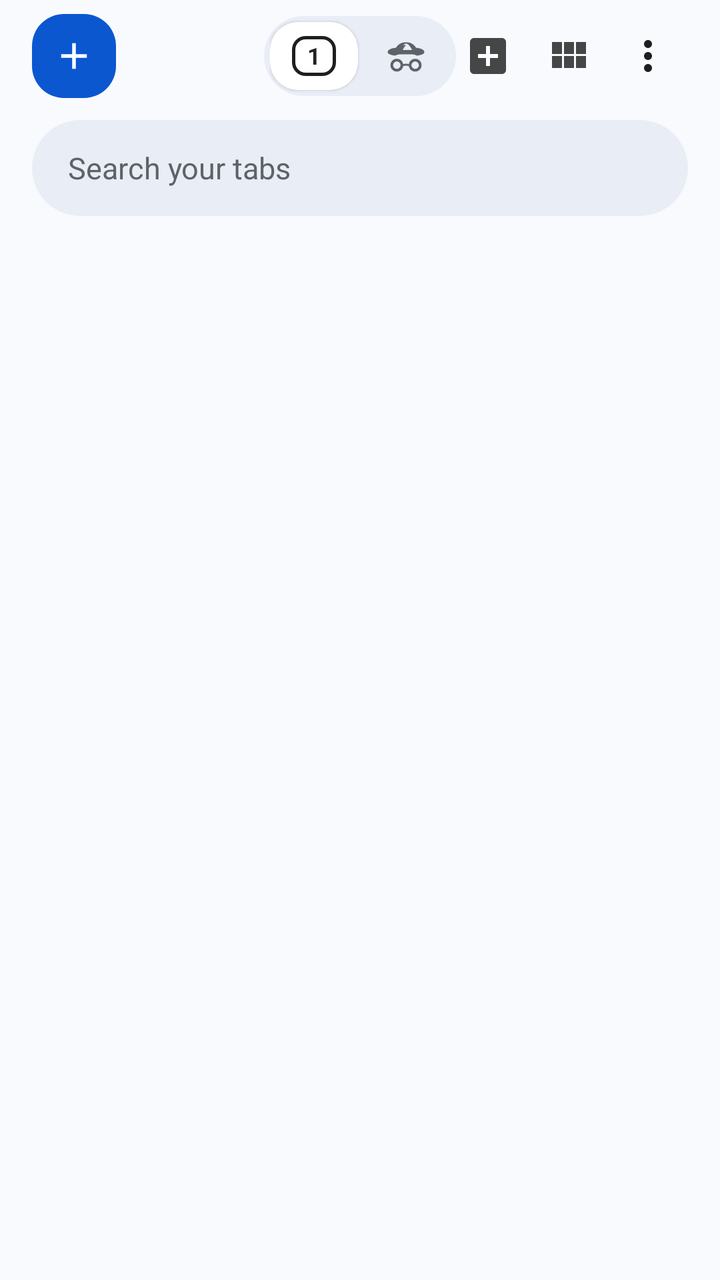
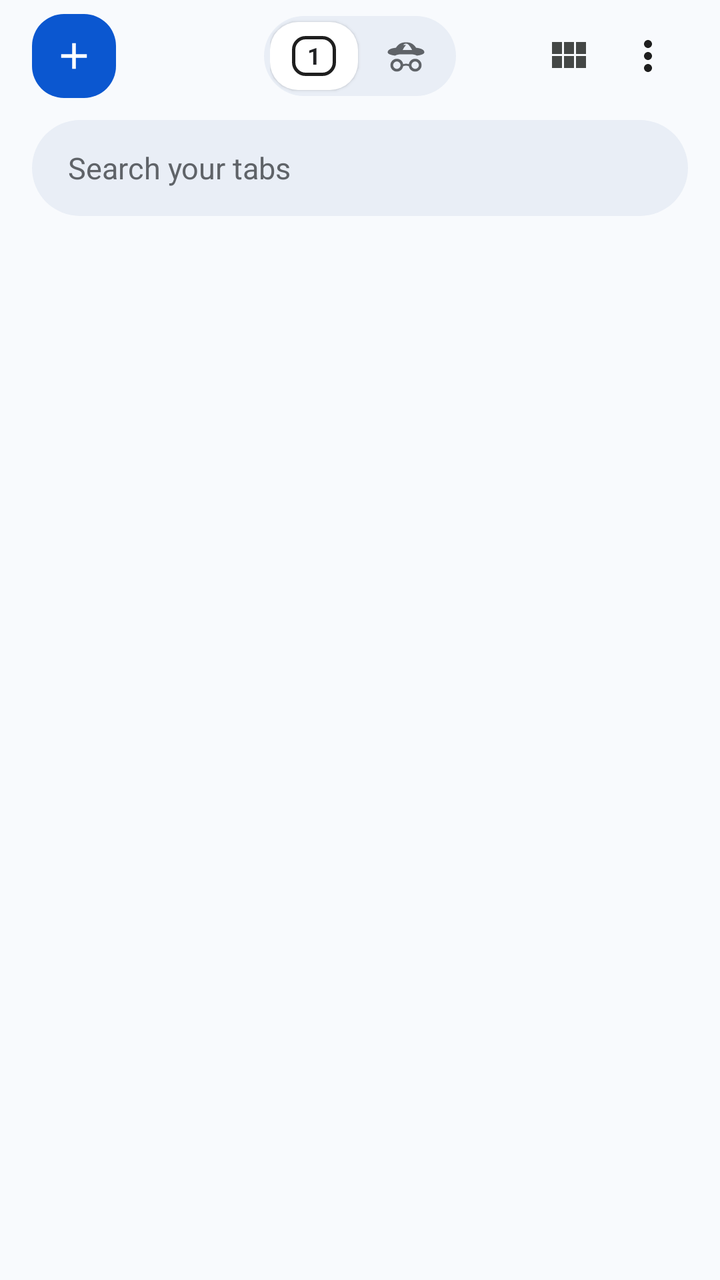

The first picture is an Android layout as it rendered before a commit; the second is the same layout after the commit. The layout source and the unified diff follow.
<!-- AndroidManifest.xml: application theme Theme.Haze -->
<!-- res/layout/layout_full_screen_tabs.xml -->
<?xml version="1.0" encoding="utf-8"?>
<LinearLayout xmlns:android="http://schemas.android.com/apk/res/android"
    xmlns:app="http://schemas.android.com/apk/res-auto"
    android:id="@+id/tabsRootContainer"
    android:layout_width="match_parent"
    android:layout_height="match_parent"
    android:orientation="vertical"
    android:background="#F8FAFD">

    
    <RelativeLayout
        android:id="@+id/topTabsNavBar"
        android:layout_width="match_parent"
        android:layout_height="56dp"
        android:paddingStart="16dp"
        android:paddingEnd="16dp"
        android:gravity="center_vertical">

        
        <FrameLayout
            android:id="@+id/btnNewTabSquircle"
            android:layout_width="42dp"
            android:layout_height="42dp"
            android:layout_alignParentStart="true"
            android:layout_centerVertical="true"
            android:background="@drawable/bg_new_tab_squircle"
            android:clickable="true"
            android:focusable="true">

            <ImageView
                android:layout_width="22dp"
                android:layout_height="22dp"
                android:layout_gravity="center"
                android:src="@drawable/ic_add"
                app:tint="#FFFFFF"
                android:contentDescription="New Tab" />
        </FrameLayout>

        
        <LinearLayout
            android:id="@+id/chromeSegmentedPill"
            android:layout_width="wrap_content"
            android:layout_height="40dp"
            android:layout_centerInParent="true"
            android:background="@drawable/bg_chrome_tab_pill"
            android:gravity="center_vertical"
            android:orientation="horizontal"
            android:paddingStart="3dp"
            android:paddingEnd="3dp">

            
            <FrameLayout
                android:id="@+id/btnTogglePersonal"
                android:layout_width="44dp"
                android:layout_height="34dp"
                android:background="@drawable/bg_tab_pill_active"
                android:elevation="1dp"
                android:clickable="true"
                android:focusable="true">

                <TextView
                    android:id="@+id/tvTabCountPill"
                    android:layout_width="22dp"
                    android:layout_height="20dp"
                    android:layout_gravity="center"
                    android:gravity="center"
                    android:background="@drawable/bg_tab_box"
                    android:text="1"
                    android:textColor="#202124"
                    android:textSize="11.5sp"
                    android:textStyle="bold" />
            </FrameLayout>

            
            <FrameLayout
                android:id="@+id/btnTogglePrivate"
                android:layout_width="44dp"
                android:layout_height="34dp"
                android:layout_marginStart="2dp"
                android:clickable="true"
                android:focusable="true">

                <ImageView
                    android:id="@+id/ivPrivatePillIcon"
                    android:layout_width="22dp"
                    android:layout_height="22dp"
                    android:layout_gravity="center"
                    android:src="@drawable/ic_incognito_chrome"
                    app:tint="#5F6368"
                    android:contentDescription="Private Tabs" />
            </FrameLayout>
        </LinearLayout>

        
        <LinearLayout
            android:layout_width="wrap_content"
            android:layout_height="wrap_content"
            android:layout_alignParentEnd="true"
            android:layout_centerVertical="true"
            android:gravity="center_vertical"
            android:orientation="horizontal">

            <ImageButton
                android:id="@+id/btnSelectTabs"
                android:layout_width="40dp"
                android:layout_height="40dp"
                android:background="?attr/selectableItemBackgroundBorderless"
                android:contentDescription="Select Tabs"
                android:src="@drawable/ic_select_mode"
                app:tint="#444746" />

            <ImageButton
                android:id="@+id/btnToggleViewMode"
                android:layout_width="40dp"
                android:layout_height="40dp"
                android:background="?attr/selectableItemBackgroundBorderless"
                android:contentDescription="Toggle View Mode"
                android:src="@drawable/ic_grid"
                app:tint="#444746" />

            <ImageButton
                android:id="@+id/btnRecentlyClosedTabs"
                android:layout_width="0dp"
                android:layout_height="0dp"
                android:visibility="gone" />

            <ImageButton
                android:id="@+id/btnTabsMoreOptions"
                android:layout_width="40dp"
                android:layout_height="40dp"
                android:background="?attr/selectableItemBackgroundBorderless"
                android:contentDescription="Tab Options"
                android:src="@drawable/ic_more_vert"
                app:tint="#1F1F1F" />

            <ImageButton
                android:id="@+id/btnCloseTabs"
                android:layout_width="0dp"
                android:layout_height="0dp"
                android:visibility="gone" />
        </LinearLayout>
    </RelativeLayout>

    
    <LinearLayout
        android:id="@+id/barMultiSelect"
        android:layout_width="match_parent"
        android:layout_height="52dp"
        android:orientation="horizontal"
        android:gravity="center_vertical"
        android:paddingStart="16dp"
        android:paddingEnd="16dp"
        android:background="#E8EEF9"
        android:visibility="gone">

        <ImageButton
            android:id="@+id/btnMultiSelectAll"
            android:layout_width="36dp"
            android:layout_height="36dp"
            android:background="?attr/selectableItemBackgroundBorderless"
            android:src="@drawable/ic_check"
            app:tint="#0B57D0"
            android:contentDescription="Select All" />

        <TextView
            android:id="@+id/tvMultiSelectCount"
            android:layout_width="0dp"
            android:layout_height="wrap_content"
            android:layout_weight="1"
            android:layout_marginStart="8dp"
            android:text="0 selected"
            android:textColor="#0B57D0"
            android:textSize="15sp"
            android:textStyle="bold" />

        <ImageButton
            android:id="@+id/btnMultiSelectGroup"
            android:layout_width="38dp"
            android:layout_height="38dp"
            android:background="?attr/selectableItemBackgroundBorderless"
            android:src="@drawable/ic_tab_group"
            app:tint="#0B57D0"
            android:contentDescription="Group Selected" />

        <ImageButton
            android:id="@+id/btnMultiSelectClose"
            android:layout_width="38dp"
            android:layout_height="38dp"
            android:layout_marginStart="6dp"
            android:background="?attr/selectableItemBackgroundBorderless"
            android:src="@drawable/ic_delete"
            app:tint="#B3261E"
            android:contentDescription="Close Selected" />

        <TextView
            android:id="@+id/btnMultiSelectDone"
            android:layout_width="wrap_content"
            android:layout_height="36dp"
            android:layout_marginStart="10dp"
            android:gravity="center"
            android:paddingStart="12dp"
            android:paddingEnd="12dp"
            android:text="Done"
            android:textColor="#0B57D0"
            android:textSize="14sp"
            android:textStyle="bold"
            android:clickable="true"
            android:focusable="true" />
    </LinearLayout>

    
    <LinearLayout
        android:layout_width="match_parent"
        android:layout_height="wrap_content"
        android:paddingStart="16dp"
        android:paddingEnd="16dp"
        android:paddingTop="4dp"
        android:paddingBottom="10dp">

        <LinearLayout
            android:id="@+id/searchPillContainer"
            android:layout_width="match_parent"
            android:layout_height="48dp"
            android:background="@drawable/bg_chrome_search_pill"
            android:gravity="center_vertical"
            android:paddingStart="18dp"
            android:paddingEnd="16dp">

            <EditText
                android:id="@+id/etTabSearch"
                android:layout_width="0dp"
                android:layout_height="match_parent"
                android:layout_weight="1"
                android:background="@null"
                android:hint="Search your tabs"
                android:textColorHint="#5F6368"
                android:textSize="15sp"
                android:textColor="#202124"
                android:singleLine="true"
                android:imeOptions="actionDone"/>

            <ImageButton
                android:id="@+id/btnClearTabSearch"
                android:layout_width="24dp"
                android:layout_height="24dp"
                android:background="?attr/selectableItemBackgroundBorderless"
                android:src="@drawable/ic_close"
                app:tint="#5F6368"
                android:visibility="gone"
                android:contentDescription="Clear Search" />
        </LinearLayout>
    </LinearLayout>

    
    <TextView
        android:id="@+id/tvTabsManagerHeader"
        android:layout_width="0dp"
        android:layout_height="0dp"
        android:visibility="gone" />

    <TextView
        android:id="@+id/tvCurrentModeLabel"
        android:layout_width="0dp"
        android:layout_height="0dp"
        android:visibility="gone" />

    <TextView
        android:id="@+id/btnNewTabAction"
        android:layout_width="0dp"
        android:layout_height="0dp"
        android:visibility="gone" />

    
    <FrameLayout
        android:layout_width="match_parent"
        android:layout_height="match_parent">

        
        <androidx.recyclerview.widget.RecyclerView
            android:id="@+id/rvActiveTabs"
            android:layout_width="match_parent"
            android:layout_height="match_parent"
            android:paddingStart="8dp"
            android:paddingEnd="8dp"
            android:paddingBottom="16dp"
            android:clipToPadding="false"/>

        
        <LinearLayout
            android:id="@+id/layoutEmptyIncognito"
            android:layout_width="match_parent"
            android:layout_height="match_parent"
            android:orientation="vertical"
            android:gravity="center"
            android:padding="32dp"
            android:visibility="gone">

            <ImageView
                android:layout_width="56dp"
                android:layout_height="56dp"
                android:src="@drawable/ic_incognito_chrome"
                app:tint="#9AA0A6"
                android:layout_marginBottom="16dp"
                android:contentDescription="Incognito Mode" />

            <TextView
                android:layout_width="wrap_content"
                android:layout_height="wrap_content"
                android:text="No open Incognito tabs"
                android:textColor="#FFFFFF"
                android:textSize="18sp"
                android:textStyle="bold"
                android:fontFamily="sans-serif-medium"
                android:layout_marginBottom="8dp" />

            <TextView
                android:layout_width="wrap_content"
                android:layout_height="wrap_content"
                android:text="Tabs you open in Incognito won't be saved in your browsing history."
                android:textColor="#9AA0A6"
                android:textSize="13sp"
                android:gravity="center"
                android:layout_marginBottom="24dp" />

            <TextView
                android:id="@+id/btnEmptyNewIncognito"
                android:layout_width="wrap_content"
                android:layout_height="44dp"
                android:background="@drawable/bg_new_tab_squircle"
                android:gravity="center"
                android:paddingStart="22dp"
                android:paddingEnd="22dp"
                android:text="+ Open Incognito Tab"
                android:textColor="#FFFFFF"
                android:textSize="14sp"
                android:textStyle="bold"
                android:fontFamily="sans-serif-medium"
                android:clickable="true"
                android:focusable="true" />
        </LinearLayout>

        
        <LinearLayout
            android:id="@+id/layoutLockedIncognito"
            android:layout_width="match_parent"
            android:layout_height="match_parent"
            android:orientation="vertical"
            android:gravity="center"
            android:padding="32dp"
            android:visibility="gone">

            <ImageView
                android:layout_width="64dp"
                android:layout_height="64dp"
                android:src="@drawable/ic_lock_shield"
                app:tint="#A8C7FA"
                android:layout_marginBottom="18dp"
                android:contentDescription="Locked Incognito" />

            <TextView
                android:layout_width="wrap_content"
                android:layout_height="wrap_content"
                android:text="Private Browsing is Locked"
                android:textColor="#FFFFFF"
                android:textSize="20sp"
                android:textStyle="bold"
                android:fontFamily="sans-serif-medium"
                android:layout_marginBottom="8dp" />

            <TextView
                android:layout_width="wrap_content"
                android:layout_height="wrap_content"
                android:text="Unlock with PIN or biometric authentication to view your open Incognito tabs."
                android:textColor="#9AA0A6"
                android:textSize="13.5sp"
                android:gravity="center"
                android:layout_marginBottom="28dp" />

            <TextView
                android:id="@+id/btnUnlockIncognito"
                android:layout_width="wrap_content"
                android:layout_height="46dp"
                android:background="@drawable/bg_new_tab_squircle"
                android:gravity="center"
                android:paddingStart="28dp"
                android:paddingEnd="28dp"
                android:text="Unlock Incognito"
                android:textColor="#FFFFFF"
                android:textSize="14.5sp"
                android:textStyle="bold"
                android:fontFamily="sans-serif-medium"
                android:clickable="true"
                android:focusable="true" />
        </LinearLayout>
    </FrameLayout>
</LinearLayout>
<!-- resources referenced by this layout -->
<resources>
  <!-- drawable bg_chrome_search_pill (drawable) -->
  <?xml version="1.0" encoding="utf-8"?>
  <shape xmlns:android="http://schemas.android.com/apk/res/android"
      android:shape="rectangle">
      <corners android:radius="24dp" />
      <solid android:color="#E9EEF6" />
  </shape>
  <!-- drawable bg_chrome_tab_pill (drawable) -->
  <?xml version="1.0" encoding="utf-8"?>
  <shape xmlns:android="http://schemas.android.com/apk/res/android"
      android:shape="rectangle">
      <corners android:radius="20dp" />
      <solid android:color="#E9EEF6" />
  </shape>
  <!-- drawable bg_new_tab_squircle (drawable) -->
  <?xml version="1.0" encoding="utf-8"?>
  <shape xmlns:android="http://schemas.android.com/apk/res/android"
      android:shape="rectangle">
      <corners android:radius="16dp" />
      <solid android:color="#0B57D0" />
  </shape>
  <!-- drawable bg_tab_box (drawable) -->
  <?xml version="1.0" encoding="utf-8"?>
  <shape xmlns:android="http://schemas.android.com/apk/res/android" android:shape="rectangle">
      <solid android:color="@android:color/transparent" />
      <corners android:radius="6dp" />
      <stroke android:width="1.8dp" android:color="#1F1F1F" />
  </shape>
  <!-- drawable bg_tab_pill_active (drawable) -->
  <?xml version="1.0" encoding="utf-8"?>
  <shape xmlns:android="http://schemas.android.com/apk/res/android"
      android:shape="rectangle">
      <corners android:radius="14dp" />
      <solid android:color="#FFFFFF" />
  </shape>
  <!-- drawable ic_add (drawable) -->
  <vector xmlns:android="http://schemas.android.com/apk/res/android"
      android:width="24dp"
      android:height="24dp"
      android:viewportWidth="24"
      android:viewportHeight="24">
      <path
          android:fillColor="#0A56D0"
          android:pathData="M19,13h-6v6h-2v-6H5v-2h6V5h2v6h6v2z"/>
  </vector>
  <!-- drawable ic_check (drawable) -->
  <vector xmlns:android="http://schemas.android.com/apk/res/android"
      android:width="24dp"
      android:height="24dp"
      android:viewportWidth="24"
      android:viewportHeight="24">
    <path
        android:fillColor="@android:color/white"
        android:pathData="M9,16.17L4.83,12l-1.42,1.41L9,19 21,7l-1.41,-1.41z"/>
  </vector>
  <!-- drawable ic_close (drawable) -->
  <vector xmlns:android="http://schemas.android.com/apk/res/android"
      android:width="24dp"
      android:height="24dp"
      android:viewportWidth="24"
      android:viewportHeight="24">
      <path
          android:fillColor="#FFFFFF"
          android:pathData="M19,6.41L17.59,5 12,10.59 6.41,5 5,6.41 10.59,12 5,17.59 6.41,19 12,13.41 17.59,19 19,17.59 13.41,12 19,6.41z"/>
  </vector>
  <!-- drawable ic_delete (drawable) -->
  <vector xmlns:android="http://schemas.android.com/apk/res/android"
      android:width="24dp"
      android:height="24dp"
      android:viewportWidth="24"
      android:viewportHeight="24">
    <path
        android:fillColor="@android:color/white"
        android:pathData="M16,9v10H8V9h8m-1.5,-6h-5l-1,1H5v2h14V4h-3.5l-1,-1zM18,7H6v12c0,1.1 0.9,2 2,2h8c1.1,0 2,-0.9 2,-2V7z"/>
  </vector>
  <!-- drawable ic_grid (drawable) -->
  <vector xmlns:android="http://schemas.android.com/apk/res/android"
      android:width="24dp"
      android:height="24dp"
      android:viewportWidth="24"
      android:viewportHeight="24">
    <path
        android:fillColor="#FF000000"
        android:pathData="M4,11H9V5H4V11M4,18H9V12H4V18M10,18H15V12H10V18M16,18H21V12H16V18M10,11H15V5H10V11M16,5V11H21V5H16Z"/>
  </vector>
  <!-- drawable ic_select_mode (drawable) -->
  <vector xmlns:android="http://schemas.android.com/apk/res/android"
      android:width="24dp"
      android:height="24dp"
      android:viewportWidth="24"
      android:viewportHeight="24">
    <path
        android:fillColor="#FFFFFFFF"
        android:pathData="M19,3H5c-1.1,0 -2,0.9 -2,2v14c0,1.1 0.9,2 2,2h14c1.1,0 2,-0.9 2,-2V5c0,-1.1 -0.9,-2 -2,-2zm-2,10h-4v4h-2v-4H7v-2h4V7h2v4h4v2z"/>
  </vector>
  <style name="Theme.Haze" parent="Base.Theme.Haze" />
  <style name="Base.Theme.Haze" parent="Theme.Material3.DayNight.NoActionBar">
          
          
      </style>
  <!-- unchanged entries left out for length: 4 -->
</resources>

<!-- the commit's change to res/layout/layout_full_screen_tabs.xml (unified diff, before → after) -->
@@ -101,13 +101,14 @@
             android:orientation="horizontal">
 
             <ImageButton
-                android:id="@+id/btnSelectTabs"
+                android:id="@+id/btnPrivatePinAction"
                 android:layout_width="40dp"
                 android:layout_height="40dp"
                 android:background="?attr/selectableItemBackgroundBorderless"
-                android:contentDescription="Select Tabs"
-                android:src="@drawable/ic_select_mode"
-                app:tint="#444746" />
+                android:contentDescription="Set PIN or Lock Incognito"
+                android:src="@drawable/ic_lock_shield"
+                app:tint="#FFFFFF"
+                android:visibility="gone" />
 
             <ImageButton
                 android:id="@+id/btnToggleViewMode"
@@ -337,6 +338,38 @@
                 android:fontFamily="sans-serif-medium"
                 android:clickable="true"
                 android:focusable="true" />
+
+            <LinearLayout
+                android:id="@+id/btnEmptyIncognitoPin"
+                android:layout_width="wrap_content"
+                android:layout_height="42dp"
+                android:layout_marginTop="14dp"
+                android:background="@drawable/bg_new_tab_squircle"
+                android:backgroundTint="#25272B"
+                android:gravity="center"
+                android:orientation="horizontal"
+                android:paddingStart="18dp"
+                android:paddingEnd="18dp"
+                android:clickable="true"
+                android:focusable="true">
+
+                <ImageView
+                    android:layout_width="18dp"
+                    android:layout_height="18dp"
+                    android:src="@drawable/ic_lock_shield"
+                    app:tint="#A8C7FA"
+                    android:layout_marginEnd="8dp" />
+
+                <TextView
+                    android:id="@+id/tvEmptyIncognitoPin"
+                    android:layout_width="wrap_content"
+                    android:layout_height="wrap_content"
+                    android:text="Set PIN Protection"
+                    android:textColor="#A8C7FA"
+                    android:textSize="13.5sp"
+                    android:textStyle="bold"
+                    android:fontFamily="sans-serif-medium" />
+            </LinearLayout>
         </LinearLayout>
 
         
<!-- resource entries referenced after the edit -->
@@ -85,16 +85,6 @@
         android:fillColor="#FF000000"
         android:pathData="M4,11H9V5H4V11M4,18H9V12H4V18M10,18H15V12H10V18M16,18H21V12H16V18M10,11H15V5H10V11M16,5V11H21V5H16Z"/>
   </vector>
-  <!-- drawable ic_select_mode (drawable) -->
-  <vector xmlns:android="http://schemas.android.com/apk/res/android"
-      android:width="24dp"
-      android:height="24dp"
-      android:viewportWidth="24"
-      android:viewportHeight="24">
-    <path
-        android:fillColor="#FFFFFFFF"
-        android:pathData="M19,3H5c-1.1,0 -2,0.9 -2,2v14c0,1.1 0.9,2 2,2h14c1.1,0 2,-0.9 2,-2V5c0,-1.1 -0.9,-2 -2,-2zm-2,10h-4v4h-2v-4H7v-2h4V7h2v4h4v2z"/>
-  </vector>
   <style name="Theme.Haze" parent="Base.Theme.Haze" />
   <style name="Base.Theme.Haze" parent="Theme.Material3.DayNight.NoActionBar">
           
